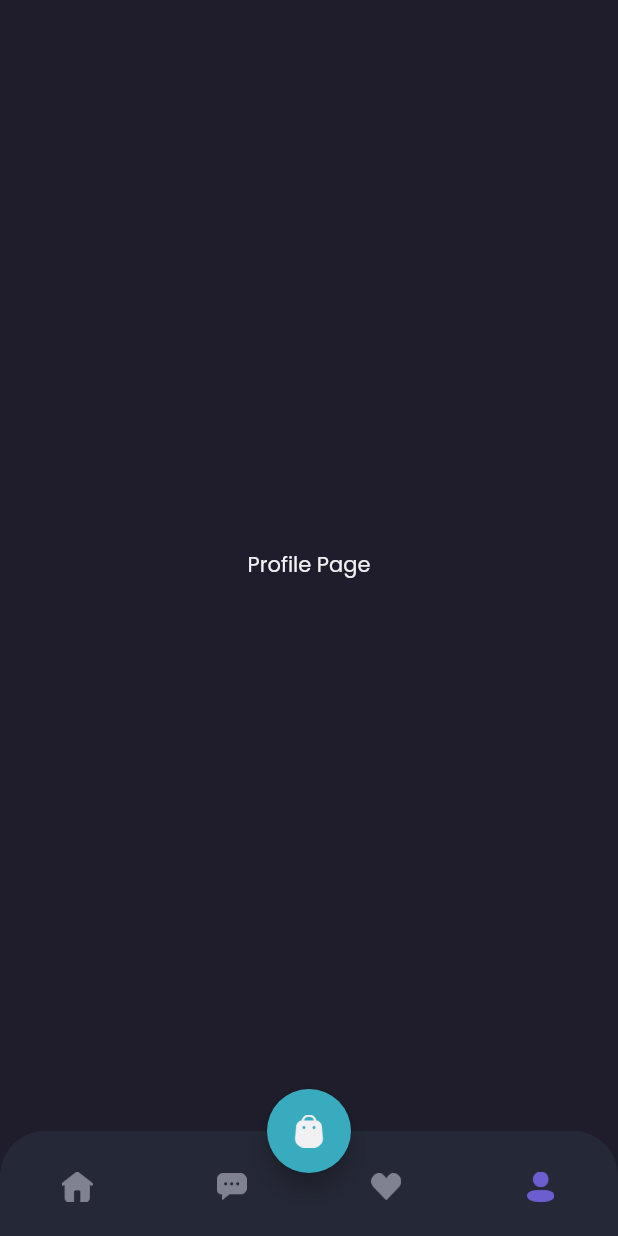
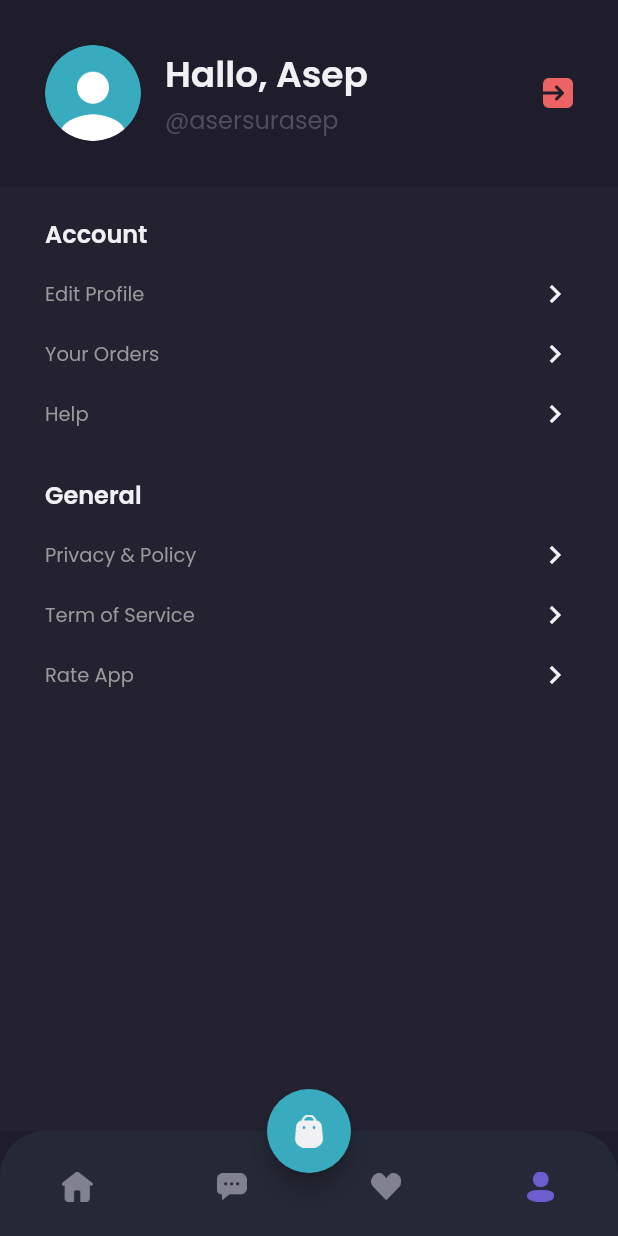
Before and after one commit to Koredeee/shamo-commerce, a Flutter app: the MainPage screen opened by its route, item 4 of the bottom bar chosen, on a phone screen of 412 x 824 dp. Run offline on Flutter 3.47's test engine with Material 2 defaults, Android fonts, the phone set to English and light mode, and no system bars; our stand-ins replace google_fonts.

Commit message:
Added Profile Page

```diff
--- a/shamo/lib/pages/home/profile_page.dart
+++ b/shamo/lib/pages/home/profile_page.dart
@@ -6,10 +6,106 @@ import 'package:shamo/theme.dart';
 class ProfilePage extends StatelessWidget {
   const ProfilePage({super.key});
 
+  Widget header() {
+    return AppBar(
+      backgroundColor: backgroundColor1,
+      automaticallyImplyLeading: false,
+      elevation: 0,
+      // agar tidak tembus ke status bar
+      flexibleSpace: SafeArea(
+        child: Container(
+          padding: EdgeInsets.all(defaultMargin),
+          child: Row(
+            children: [
+              ClipOval(
+                child: Image.asset('assets/image_profile.png', width: 64),
+              ),
+              SizedBox(width: 16),
+              Expanded(
+                child: Column(
+                  crossAxisAlignment: CrossAxisAlignment.start,
+                  children: [
+                    Text(
+                      'Hallo, Asep',
+                      style: primaryTextStyle.copyWith(
+                          fontSize: 24, fontWeight: semiBold),
+                    ),
+                    Text(
+                      '@asersurasep',
+                      style: subtitleTextStyle.copyWith(fontSize: 16),
+                    )
+                  ],
+                ),
+              ),
+              Image.asset('assets/button_exit.png', width: 20)
+            ],
+          ),
+        ),
+      ),
+    );
+  }
+
+  Widget menuItem(String text) {
+    return Container(
+      margin: EdgeInsets.only(top: 16),
+      child: Row(
+        mainAxisAlignment: MainAxisAlignment.spaceBetween,
+        children: [
+          Text(
+            text,
+            style: secondaryTextStyle.copyWith(fontSize: 13),
+          ),
+          Icon(
+            Icons.chevron_right,
+            color: primaryTextColor,
+          )
+        ],
+      ),
+    );
+  }
+
+  Widget content() {
+    return Expanded(
+        child: Container(
+      padding: EdgeInsets.symmetric(horizontal: defaultMargin),
+      // agar keliatan batasan size content nya
+      width: double.infinity,
+      decoration: BoxDecoration(color: backgroundColor3),
+      child: Column(
+        crossAxisAlignment: CrossAxisAlignment.start,
+        children: [
+          SizedBox(height: 20),
+          Text(
+            'Account',
+            style:
+                primaryTextStyle.copyWith(fontSize: 16, fontWeight: semiBold),
+          ),
+          menuItem('Edit Profile'),
+          menuItem('Your Orders'),
+          menuItem('Help'),
+          SizedBox(
+            height: 30,
+          ),
+          Text(
+            'General',
+            style:
+                primaryTextStyle.copyWith(fontSize: 16, fontWeight: semiBold),
+          ),
+          menuItem('Privacy & Policy'),
+          menuItem('Term of Service'),
+          menuItem('Rate App'),
+        ],
+      ),
+    ));
+  }
+
   @override
   Widget build(BuildContext context) {
-    return Center(
-      child: Text('Profile Page', style: primaryTextStyle),
+    return Column(
+      children: [
+        header(),
+        content(),
+      ],
     );
   }
 }
```
